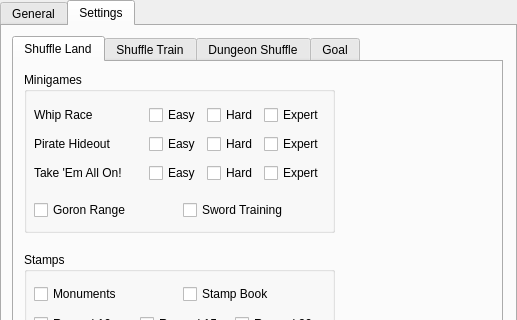
The window that rando/ui/patcher.ui (Yanis002/strando) describes before a commit, drawn with Qt 5; both pictures show x 0 to 517 and y 0 to 320 of the 517 by 576 pixel window.
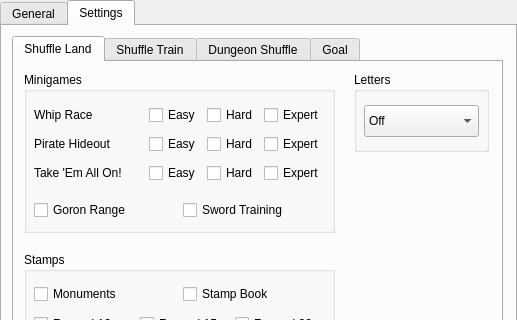
The same window after the commit. The open tabs and pages were chosen to show the change.

Commit message: impl letter shuffle (todo: test)

Patch:
```diff
--- a/rando/ui/patcher.ui
+++ b/rando/ui/patcher.ui
@@ -639,6 +639,44 @@
        </layout>
       </widget>
      </widget>
+     <widget class="QGroupBox" name="letters_group">
+      <property name="geometry">
+       <rect>
+        <x>340</x>
+        <y>10</y>
+        <width>135</width>
+        <height>80</height>
+       </rect>
+      </property>
+      <property name="title">
+       <string>Letters</string>
+      </property>
+      <widget class="QComboBox" name="letters_combo">
+       <property name="geometry">
+        <rect>
+         <x>10</x>
+         <y>33</y>
+         <width>115</width>
+         <height>32</height>
+        </rect>
+       </property>
+       <item>
+        <property name="text">
+         <string>Off</string>
+        </property>
+       </item>
+       <item>
+        <property name="text">
+         <string>On</string>
+        </property>
+       </item>
+       <item>
+        <property name="text">
+         <string>Beedle Only</string>
+        </property>
+       </item>
+      </widget>
+     </widget>
     </widget>
     <widget class="QWidget" name="subtab_shuffle_train">
      <attribute name="title">
```
The commit also changes 19 other files.
